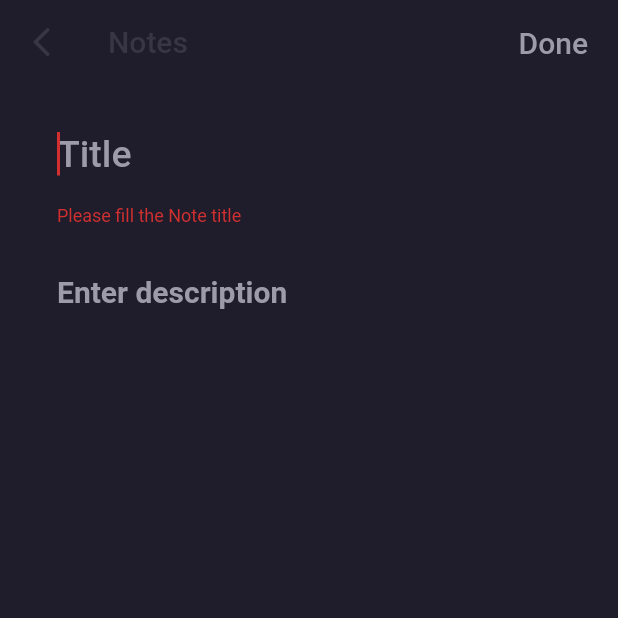
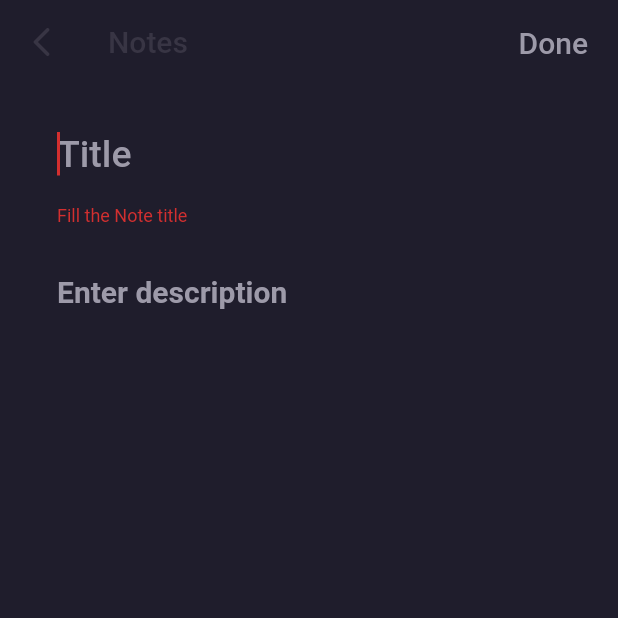
Before and after one commit to Madd-G/note-app, a Flutter app: the AddNote screen opened directly, after a tap on "Done", on a phone screen of 412 x 824 dp, the top half of it. Run offline on Flutter 3.47's test engine with Material 2 defaults, Android fonts, the phone set to English and light mode, and no system bars; our stand-ins replace animated_text_kit, hive, hive_flutter; accounts and stored records are empty; generated files the repository leaves out were written again.

Commit message:
change title message

```diff
--- a/lib/screens/add_note.dart
+++ b/lib/screens/add_note.dart
@@ -73,7 +73,7 @@ class AddNote extends StatelessWidget {
         controller: _titleController,
         validator: (value) {
           if (value.isEmpty) {
-            return "Please fill the Note title";
+            return "Fill the Note title";
           }
           return null;
         },
```
